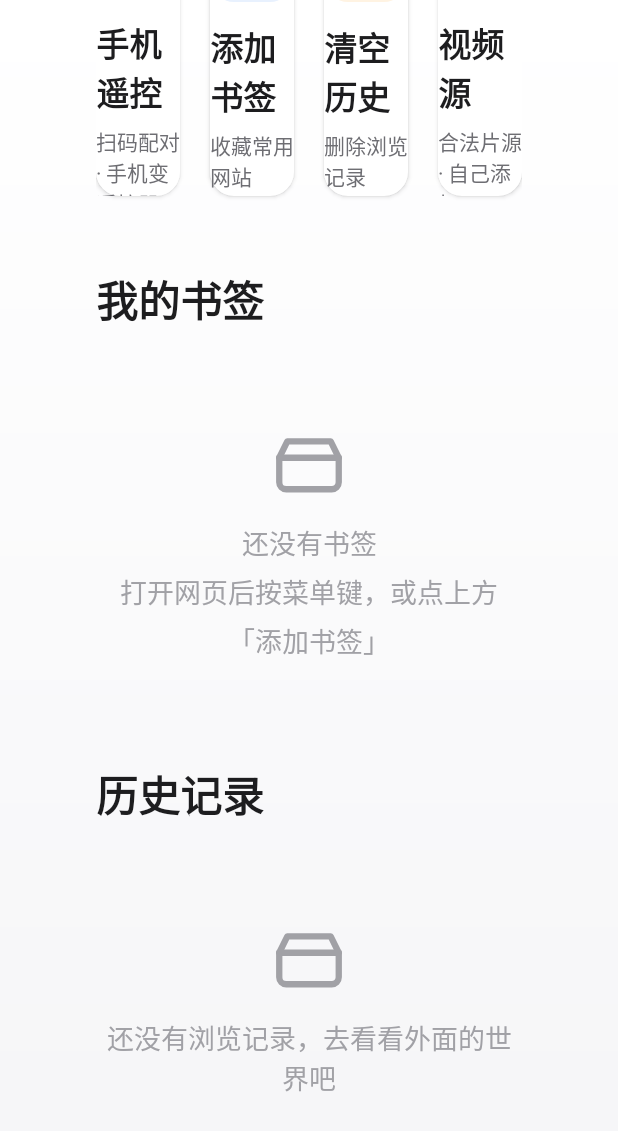
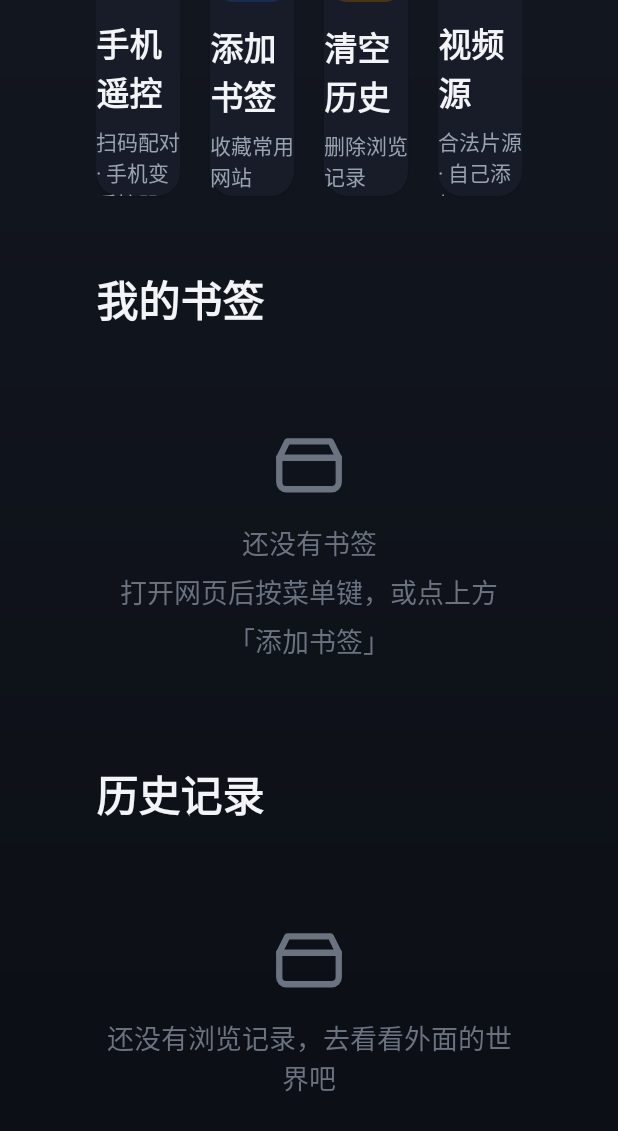
Before and after one commit to xiaoxiehang/tv-browser, an Android app: the screen it shows after launch (MainActivity), scrolled down 424 dp, on a phone screen of 412 x 824 dp. Shown: the top 1131 px of the screen. Run offline under Robolectric (Android 15) with nearby library versions, the light colour scheme and no system bars; libraries missing offline, so code that uses them is left out: org.java_websocket, org.java_websocket.handshake, org.java_websocket.server; pictures from the network do not load; 1 statement that could not run was skipped.

Commit message:
UI 改版方向 A「暗夜沉浸」：深色 TV 主题
- 色板切换为深色（bg #0B0E14 / card #171C28 / ink #F2F4F8），品牌粉保持
- 快捷操作四色图标、书签字母砖 6 组配色同步深色版
- Kotlin 硬编码浅色全部改为主题色引用（ink/faint/muted/card_border）
- 语音按钮按压态、图标 tile 底色同步深色

```diff
--- a/app/src/main/java/com/jizai/tvbrowser/BrowserScreen.kt
+++ b/app/src/main/java/com/jizai/tvbrowser/BrowserScreen.kt
@@ -381,8 +381,8 @@ class BrowserScreen(private val act: MainActivity, parent: ViewGroup, startUrl:
         val et = EditText(act).apply {
             setText(webView.url ?: "")
             textSize = 20f
-            setTextColor(0xFF1D1D1F.toInt())
-            setHintTextColor(0xFFA1A1A6.toInt())
+            setTextColor(act.getColor(R.color.ink))
+            setHintTextColor(act.getColor(R.color.faint))
             setBackgroundResource(R.drawable.bg_search_idle)
             setPadding(dp(24), dp(28), dp(24), dp(28))
             setSingleLine()
@@ -444,7 +444,7 @@ class BrowserScreen(private val act: MainActivity, parent: ViewGroup, startUrl:
             val row = TextView(act).apply {
                 text = label
                 textSize = 22f
-                setTextColor(0xFF1D1D1F.toInt())
+                setTextColor(act.getColor(R.color.ink))
                 setBackgroundResource(R.drawable.bg_card)
                 isFocusable = true
                 isClickable = true
--- a/app/src/main/java/com/jizai/tvbrowser/MainActivity.kt
+++ b/app/src/main/java/com/jizai/tvbrowser/MainActivity.kt
@@ -177,13 +177,13 @@ class MainActivity : Activity(), CompanionListener {
             chip.addView(TextView(this).apply {
                 text = t.take(10)
                 textSize = 17f
-                setTextColor(if (i == currentTab) 0xFFFF385C.toInt() else 0xFF1D1D1F.toInt())
+                setTextColor(if (i == currentTab) 0xFFFF385C.toInt() else getColor(R.color.ink))
                 maxLines = 1
             })
             val close = TextView(this).apply {
                 text = " ×"
                 textSize = 20f
-                setTextColor(0xFFA1A1A6.toInt())
+                setTextColor(getColor(R.color.faint))
                 isFocusable = true
                 isClickable = true
                 setPadding(dp(10), dp(6), dp(6), dp(6))
--- a/app/src/main/java/com/jizai/tvbrowser/QrDialog.kt
+++ b/app/src/main/java/com/jizai/tvbrowser/QrDialog.kt
@@ -30,7 +30,7 @@ object QrDialog {
         layout.addView(TextView(act).apply {
             text = "配对码"
             textSize = 16f
-            setTextColor(0xFF6E6E73.toInt())
+            setTextColor(act.getColor(R.color.muted))
             gravity = Gravity.CENTER
             setPadding(0, (28 * d).toInt(), 0, 0)
         })
@@ -48,7 +48,7 @@ object QrDialog {
         layout.addView(TextView(act).apply {
             text = "手机和电视连上同一个 Wi-Fi\n用手机浏览器扫码，输入配对码即可连接"
             textSize = 16f
-            setTextColor(0xFF6E6E73.toInt())
+            setTextColor(act.getColor(R.color.muted))
             gravity = Gravity.CENTER
             setPadding(0, (20 * d).toInt(), 0, 0)
             setLineSpacing(6 * d, 1f)
--- a/app/src/main/res/drawable/bg_icon_tile.xml
+++ b/app/src/main/res/drawable/bg_icon_tile.xml
@@ -1,4 +1,4 @@
 <shape xmlns:android="http://schemas.android.com/apk/res/android" android:shape="rectangle">
-    <solid android:color="#1AFF385C"/>
+    <solid android:color="#3E1C26"/>
     <corners android:radius="14dp"/>
 </shape>
--- a/app/src/main/res/drawable/bg_voice_btn.xml
+++ b/app/src/main/res/drawable/bg_voice_btn.xml
@@ -9,7 +9,7 @@
     </item>
     <item android:state_pressed="true">
         <shape android:shape="oval">
-            <solid android:color="#FADCE3" />
+            <solid android:color="#5A2833" />
         </shape>
     </item>
     <item>
--- a/app/src/main/res/values/colors.xml
+++ b/app/src/main/res/values/colors.xml
@@ -1,40 +1,40 @@
 <?xml version="1.0" encoding="utf-8"?>
 <resources>
-    <!-- 苹果风浅色主题 -->
-    <color name="bg">#F5F5F7</color>
-    <color name="bg_top">#FFFFFF</color>
-    <color name="card">#FFFFFF</color>
-    <color name="card_border">#E5E5EA</color>
-    <color name="card_pressed">#EFEFF4</color>
+    <!-- 暗夜沉浸：深色 TV 主题（10-foot 暗光客厅） -->
+    <color name="bg">#0B0E14</color>
+    <color name="bg_top">#12161F</color>
+    <color name="card">#171C28</color>
+    <color name="card_border">#232A3B</color>
+    <color name="card_pressed">#1F2534</color>
     <color name="focus_ring">#FF385C</color>
-    <color name="ink">#1D1D1F</color>
-    <color name="muted">#6E6E73</color>
-    <color name="faint">#A1A1A6</color>
+    <color name="ink">#F2F4F8</color>
+    <color name="muted">#9AA3B2</color>
+    <color name="faint">#6B7280</color>
     <color name="brand">#FF385C</color>
     <color name="brand_dark">#D9325A</color>
     <color name="accent">#FF385C</color>
     <color name="accent_dark">#D9325A</color>
 
-    <!-- 快捷操作图标：四色微 tint 体系 -->
-    <color name="tile_pink_bg">#FFE9EE</color>
-    <color name="tile_blue_bg">#E8F1FE</color>
-    <color name="tile_orange_bg">#FFF3E2</color>
-    <color name="tile_violet_bg">#F1EAFE</color>
-    <color name="action_blue">#0A84FF</color>
-    <color name="action_orange">#E87500</color>
-    <color name="action_violet">#8E4EC6</color>
+    <!-- 快捷操作图标：四色微 tint 体系（深色版） -->
+    <color name="tile_pink_bg">#3E1C26</color>
+    <color name="tile_blue_bg">#1A2C4E</color>
+    <color name="tile_orange_bg">#4A3418</color>
+    <color name="tile_violet_bg">#342458</color>
+    <color name="action_blue">#78AAFF</color>
+    <color name="action_orange">#FFBE6E</color>
+    <color name="action_violet">#BE96FF</color>
 
-    <!-- 书签字母砖：6 组底色/字色 -->
-    <color name="tile0_bg">#FDE8EC</color>
-    <color name="tile0_fg">#D9325A</color>
-    <color name="tile1_bg">#E8F1FE</color>
-    <color name="tile1_fg">#0A64D8</color>
-    <color name="tile2_bg">#E4F5EA</color>
-    <color name="tile2_fg">#178A4C</color>
-    <color name="tile3_bg">#FFF1DE</color>
-    <color name="tile3_fg">#C76A00</color>
-    <color name="tile4_bg">#F0EAFD</color>
-    <color name="tile4_fg">#7E3FC4</color>
-    <color name="tile5_bg">#DFF5F1</color>
-    <color name="tile5_fg">#0E7C6F</color>
+    <!-- 书签字母砖：6 组底色/字色（深色版） -->
+    <color name="tile0_bg">#3E1C26</color>
+    <color name="tile0_fg">#FF7896</color>
+    <color name="tile1_bg">#1A2C4E</color>
+    <color name="tile1_fg">#78AAFF</color>
+    <color name="tile2_bg">#1A3E2C</color>
+    <color name="tile2_fg">#6ED296</color>
+    <color name="tile3_bg">#4A3418</color>
+    <color name="tile3_fg">#FFBE6E</color>
+    <color name="tile4_bg">#342458</color>
+    <color name="tile4_fg">#BE96FF</color>
+    <color name="tile5_bg">#18423C</color>
+    <color name="tile5_fg">#6EDCCB</color>
 </resources>
```
Also changed, not shown: app/src/main/java/com/jizai/tvbrowser/HomeScreen.kt (+6 -6 lines), app/src/main/java/com/jizai/tvbrowser/VideoSourceScreen.kt (+8 -8 lines).
